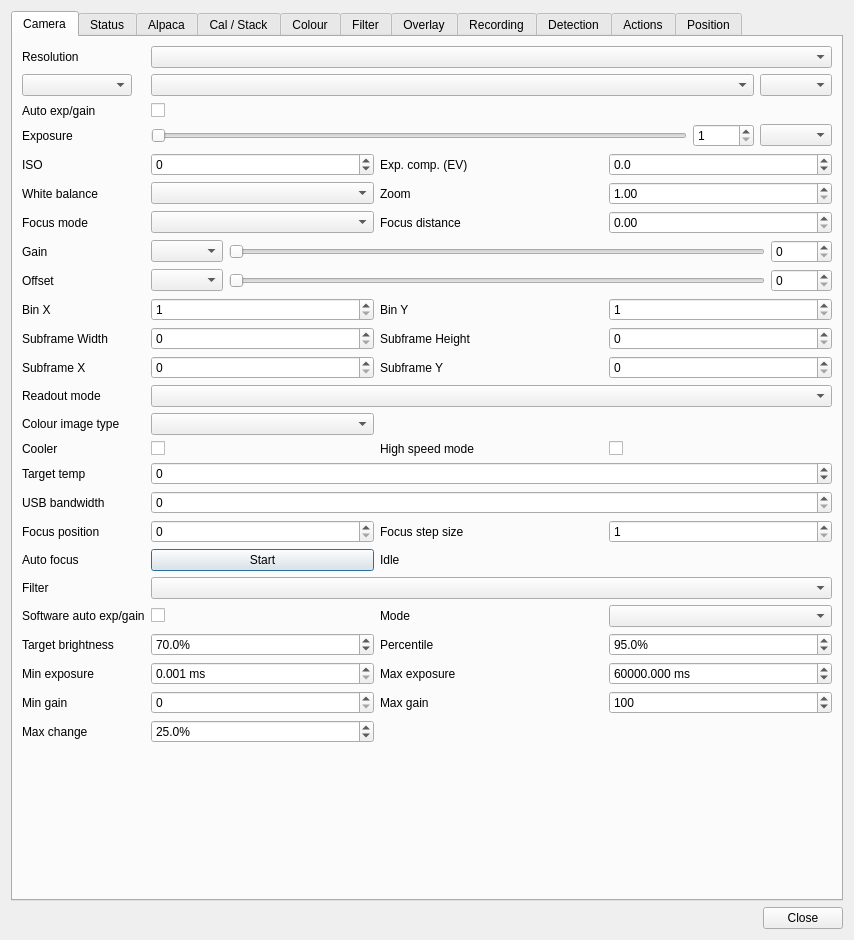
The window that plugins/feature/camera/camerasettingsdialog.ui (srcejon/sdrangel) describes before a commit, drawn with Qt 5.
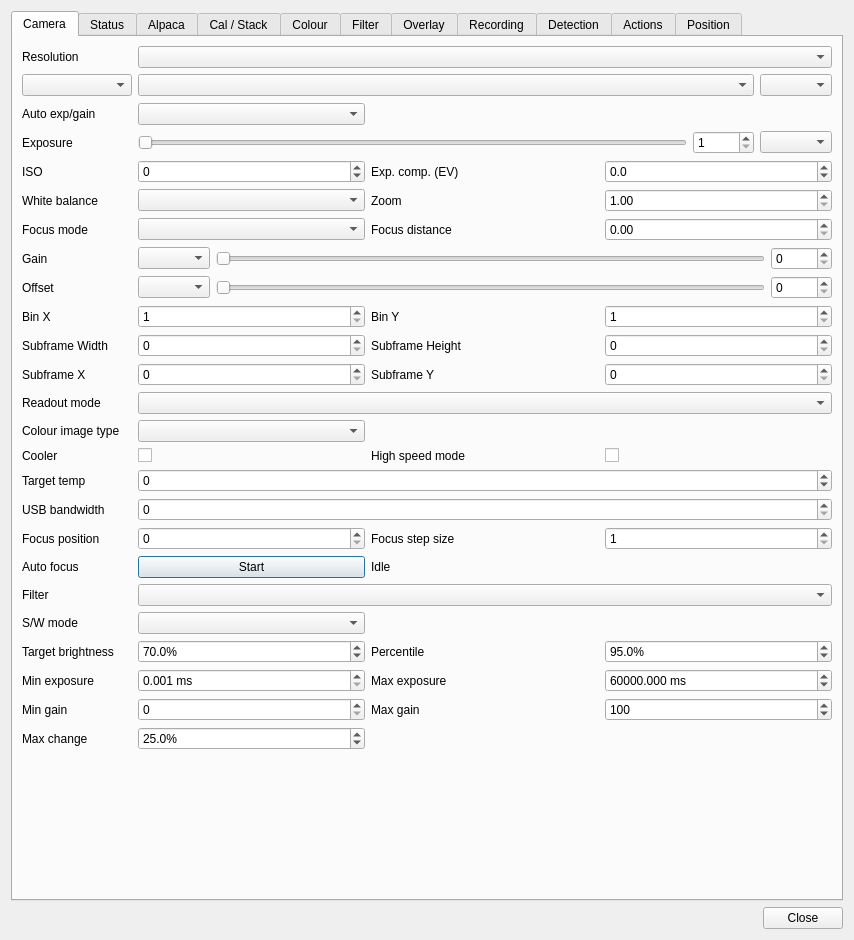
The same window after the commit. Icons and pictures are not drawn. Custom widgets are drawn as their Qt base class.

Commit message: Use single camera auto exposure gain combo

Diff of the .ui file:
```diff
--- a/plugins/feature/camera/camerasettingsdialog.ui
+++ b/plugins/feature/camera/camerasettingsdialog.ui
@@ -648,40 +648,20 @@
           </widget>
          </item>
          <item row="3" column="1">
-          <widget class="QCheckBox" name="asiAutoExposureGainCheck">
+          <widget class="QComboBox" name="autoExposureGainCombo">
            <property name="toolTip">
-            <string>Enable ASI automatic exposure and gain while capture mode is set to frame rate.</string>
-           </property>
-           <property name="text">
-            <string/>
+            <string>Choose no auto exposure/gain, software control, or camera hardware control where available.</string>
            </property>
           </widget>
          </item>
          <item row="25" column="0">
-          <widget class="QLabel" name="autoExposureGainLabel">
-           <property name="text">
-            <string>Software auto exp/gain</string>
-           </property>
-          </widget>
-         </item>
-         <item row="25" column="1">
-          <widget class="QCheckBox" name="autoExposureGainCheck">
-           <property name="toolTip">
-            <string>Measure captured images and adjust exposure time and gain in software.</string>
-           </property>
-           <property name="text">
-            <string/>
-           </property>
-          </widget>
-         </item>
-         <item row="25" column="2">
           <widget class="QLabel" name="autoExposureGainModeLabel">
            <property name="text">
-            <string>Mode</string>
+            <string>S/W mode</string>
            </property>
           </widget>
          </item>
-         <item row="25" column="3">
+         <item row="25" column="1">
           <widget class="QComboBox" name="autoExposureGainModeCombo">
            <property name="toolTip">
             <string>Choose whether software auto exposure adjusts exposure or gain first.</string>
```
The commit also changes 2 other files.
